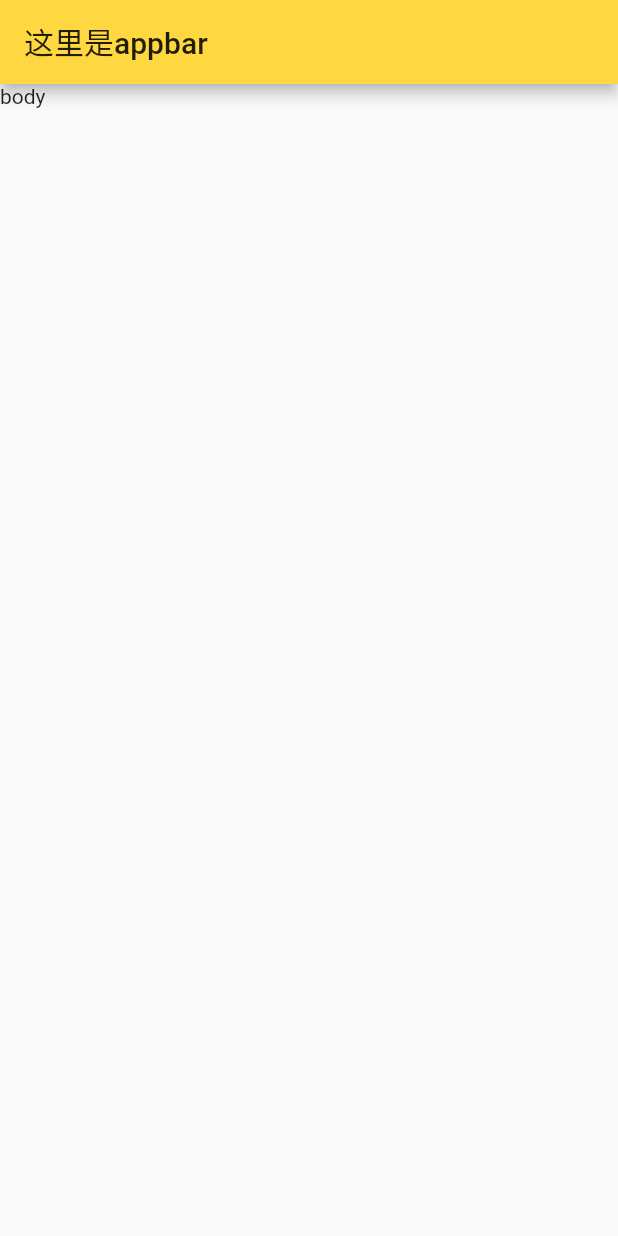
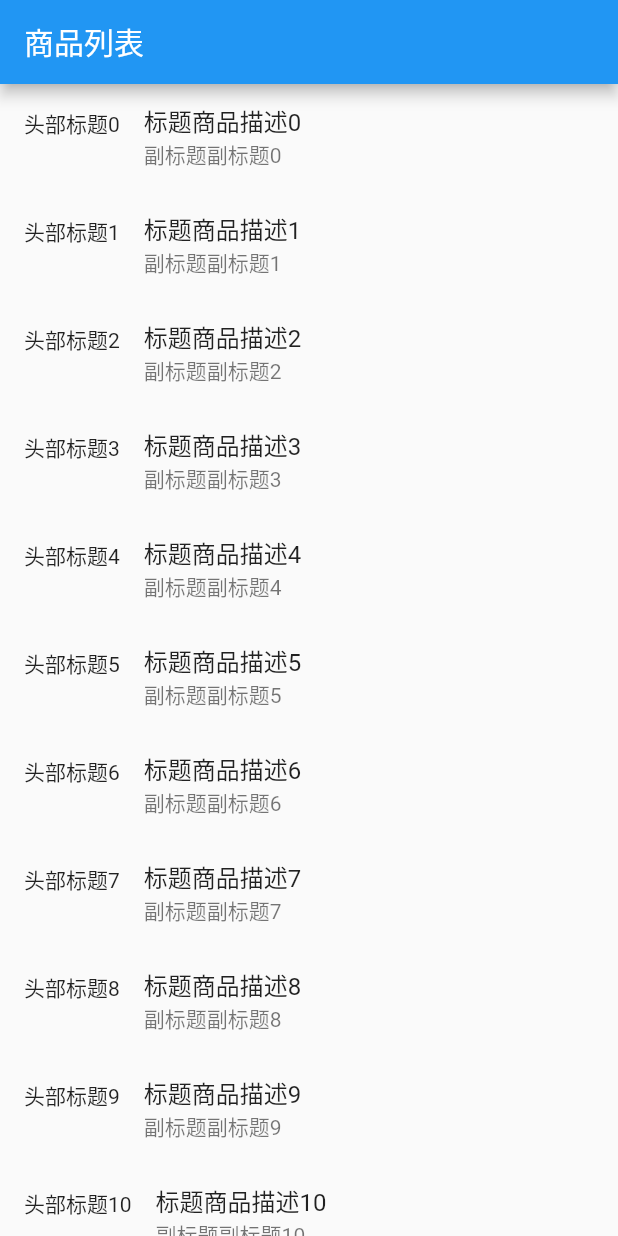
Before and after one commit to 60662666/flutter_demo, a Flutter app: the screen it shows after launch, on a phone screen of 412 x 824 dp. Run offline on Flutter 3.47's test engine with Material 2 defaults, Android fonts, the phone set to English and light mode, and no system bars.

Commit message:
页面跳转及传值

```diff
--- a/lib/main.dart
+++ b/lib/main.dart
@@ -1,23 +1,63 @@
 import 'package:flutter/material.dart';
 
-void main() {
-  runApp(MyApp());
+class Product {
+  final String title;
+  final String description;
+  final String subtitle;
+  Product(this.title, this.description, this.subtitle);
 }
 
-class MyApp extends StatelessWidget {
+class ProductList extends StatelessWidget {
+  final List<Product>? products;
+  const ProductList({Key? key, @required this.products}) : super(key: key);
+
   @override
   Widget build(BuildContext context) {
-    return MaterialApp(
-      title: '标题',
-      theme: new ThemeData(primaryColor: Colors.amberAccent),
-      home: Scaffold(
-        appBar: AppBar(
-          title: Text('这里是appbar'),
-        ),
-        body: Text(
-          'body'
-        ),
+    return Scaffold(
+      appBar: AppBar(
+        title: Text('商品列表'),
+      ),
+      body: ListView.builder(
+          itemCount: products?.length,
+          itemBuilder: (context, index) {
+            return ListTile(
+              leading: Text('头部${products![index].title}'),
+              title: Text('标题${products![index].description}'),
+              subtitle: Text('副标题${products![index].subtitle}'),
+              onTap: () {
+                //匿名函数，实现导航功能--类似于a标签
+                Navigator.push(
+                    context,
+                    MaterialPageRoute(
+                        builder: (context) =>
+                            ProductDetail(product: products![index])));
+              },
+            );
+          }),
+    );
+  }
+}
+
+class ProductDetail extends StatelessWidget {
+  final Product? product;
+  ProductDetail({Key? key, @required this.product}) : super(key: key);
+
+  @override
+  Widget build(BuildContext context) {
+    return Scaffold(
+      appBar: AppBar(title: Text('商品标题：${product?.title}')),
+      body: Center(
+        child: Text('商品描述：${product?.description}'),
       ),
     );
   }
 }
+
+void main() {
+  runApp(MaterialApp(
+    title: 'list加navi加数据传递及接收',
+    home: ProductList(
+        products:
+            List.generate(20, (index) => Product('标题$index', '商品描述$index', '副标题$index'))),
+  ));
+}
```
